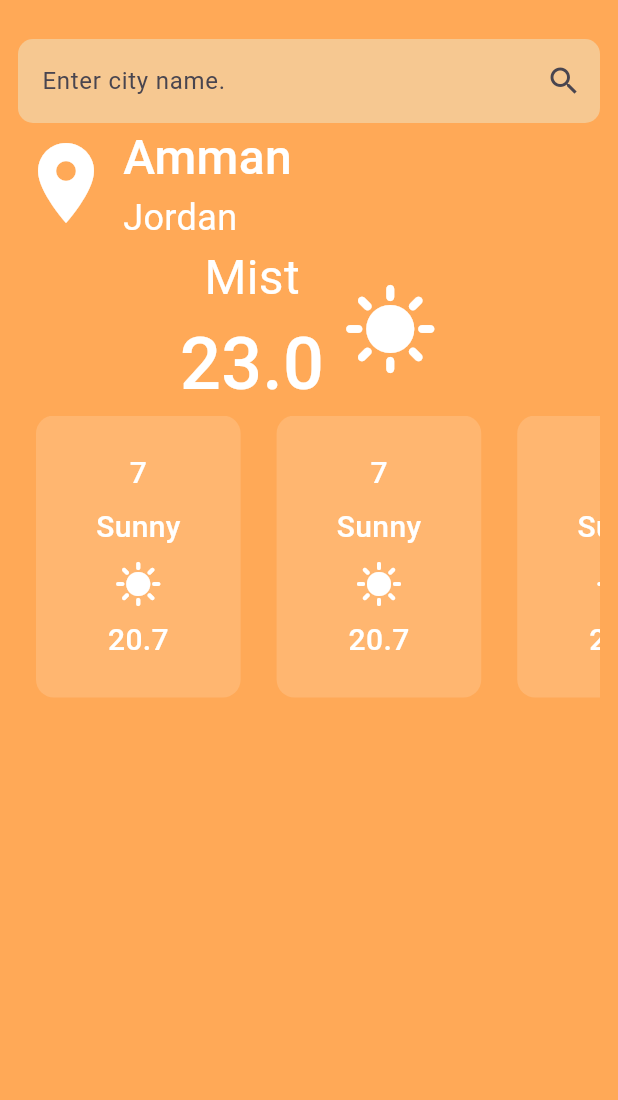
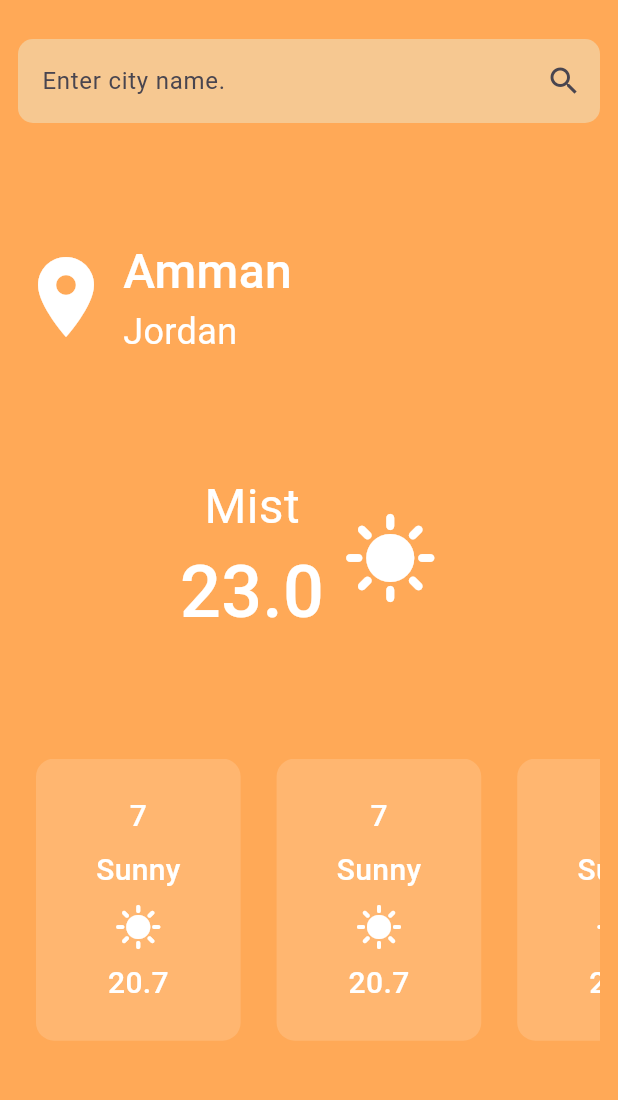
Before and after one commit to MohammedGhazaly/weather_app_intern, a Flutter app: the screen it shows after launch, on a phone screen of 412 x 824 dp, the part 63-1163 px from its top. Run offline on Flutter 3.47's test engine with Material 3 defaults, Android fonts, the phone set to English and light mode, and no system bars.

Commit message:
Created basic error widget

```diff
--- a/lib/features/weather_search/presentation/views/widgets/weather_search_body.dart
+++ b/lib/features/weather_search/presentation/views/widgets/weather_search_body.dart
@@ -5,6 +5,7 @@ import 'package:weather_app/features/weather_search/presentation/views/widgets/w
 import 'package:weather_app/features/weather_search/presentation/views/widgets/weather_condition_section.dart';
 import 'package:weather_app/utils/app_colors.dart';
 import 'package:weather_app/utils/app_strings.dart';
+import 'package:weather_app/utils/common_widgets/error_widget.dart';
 
 class WeatherSearchBody extends StatelessWidget {
   const WeatherSearchBody({super.key});
@@ -14,11 +15,33 @@ class WeatherSearchBody extends StatelessWidget {
     return Padding(
       padding: const EdgeInsets.all(12.0),
       child: Column(
-        crossAxisAlignment: CrossAxisAlignment.start,
+        crossAxisAlignment: CrossAxisAlignment.center,
         children: [
           CustomSearchField(),
+          Expanded(
+            child: SuccessWidgets(),
+          ),
+        ],
+      ),
+    );
+  }
+}
+
+class SuccessWidgets extends StatelessWidget {
+  const SuccessWidgets({
+    super.key,
+  });
+
+  @override
+  Widget build(BuildContext context) {
+    return Column(
+      mainAxisSize: MainAxisSize.min,
+      children: [
+        Spacer(),
         CityLocationSection(),
+        Spacer(),
         WeatherConditionSection(),
+        Spacer(),
         SingleChildScrollView(
           scrollDirection: Axis.horizontal,
           child: Row(
@@ -28,9 +51,9 @@ class WeatherSearchBody extends StatelessWidget {
               WeatherCard(),
             ],
           ),
-          )
+        ),
+        Spacer(),
       ],
-      ),
     );
   }
 }
```
Also changed, not shown: lib/utils/common_widgets/error_widget.dart (added, +17 -0 lines). Lines whose indentation alone changed are shown as unchanged.
